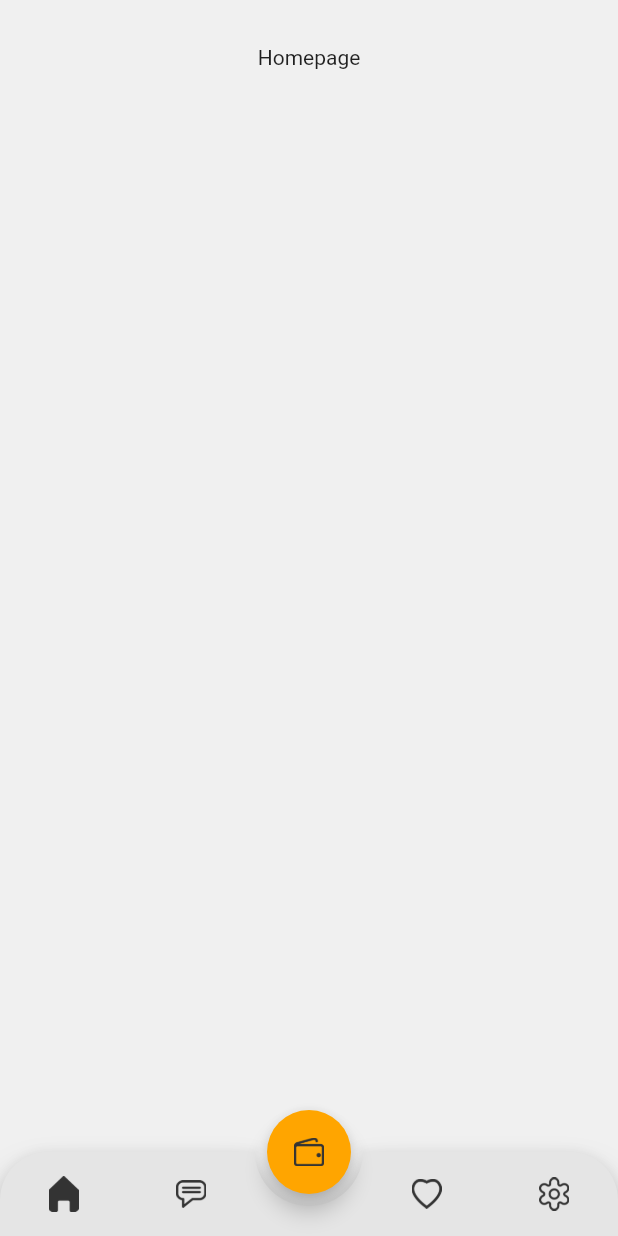
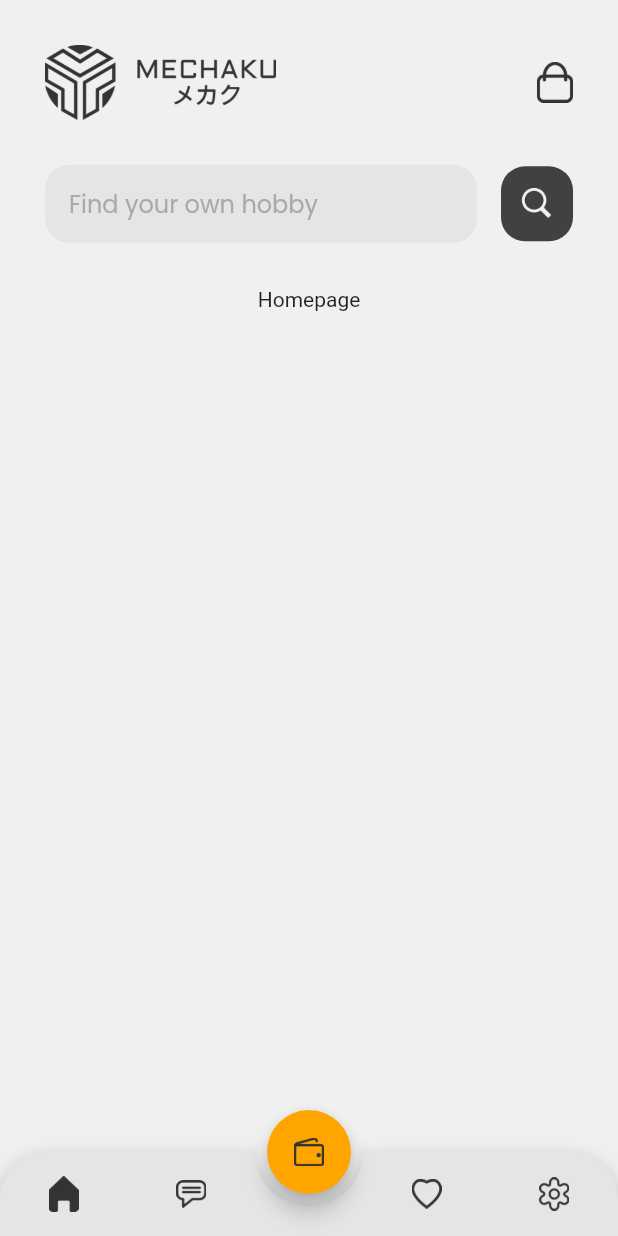
Before and after one commit to zaeroblitz/mechaku-app, a Flutter app: the MainPage screen opened by its route, on a phone screen of 412 x 824 dp. Run offline on Flutter 3.47's test engine with Material 2 defaults, Android fonts, the phone set to English and light mode, and no system bars; drawn by our look-alikes of animated_bottom_navigation_bar; our stand-ins replace google_fonts.

Commit message:
Add Homepage

```diff
--- a/lib/pages/homepage/Homepage.dart
+++ b/lib/pages/homepage/Homepage.dart
@@ -2,10 +2,92 @@ import 'package:flutter/material.dart';
 import 'package:mechaku/theme.dart';
 
 class Homepage extends StatelessWidget {
+  final TextEditingController query = TextEditingController(text: '');
+
+  Widget header() {
+    return Container(
+      margin: EdgeInsets.only(
+        bottom: 30,
+      ),
+      child: Row(
+        mainAxisAlignment: MainAxisAlignment.spaceBetween,
+        children: [
+          Image.asset(
+            'assets/logo_landscape.png',
+            width: 154,
+          ),
+          GestureDetector(
+              child: Image.asset(
+                'assets/cart_white_icon.png',
+                width: 24,
+              ),
+              onTap: () {}),
+        ],
+      ),
+    );
+  }
+
+  Widget searchField() {
+    return Container(
+      margin: EdgeInsets.only(
+        bottom: 30,
+      ),
+      child: Row(
+        mainAxisAlignment: MainAxisAlignment.start,
+        children: [
+          Expanded(
+            child: Container(
+              padding: EdgeInsets.symmetric(
+                horizontal: 16,
+                vertical: 14,
+              ),
+              decoration: BoxDecoration(
+                color: secondaryColor,
+                borderRadius: BorderRadius.circular(16),
+              ),
+              child: Center(
+                child: TextFormField(
+                  controller: query,
+                  cursorColor: orangeTextColor,
+                  autofocus: false,
+                  style: primaryTextStyle,
+                  decoration: InputDecoration.collapsed(
+                    hintText: 'Find your own hobby',
+                    hintStyle: subtitleTextStyle,
+                  ),
+                ),
+              ),
+            ),
+          ),
+          SizedBox(
+            width: 16,
+          ),
+          GestureDetector(
+            onTap: () {},
+            child: Container(
+              padding: EdgeInsets.symmetric(
+                vertical: 13,
+                horizontal: 12,
+              ),
+              decoration: BoxDecoration(
+                color: iconColor,
+                borderRadius: BorderRadius.circular(16),
+              ),
+              child:
+                  Image.asset('assets/search_icon.png', width: 24, height: 24),
+            ),
+          )
+        ],
+      ),
+    );
+  }
+
   @override
   Widget build(BuildContext context) {
     return ListView(
       children: [
+        header(),
+        searchField(),
         Center(
           child: Text('Homepage'),
         ),
```
Also changed, not shown: assets/logo_landscape.png (added), assets/rg_wing_gundam.jpg (added), assets/search_icon.png (added), assets/wargreymon.jpg (added).
